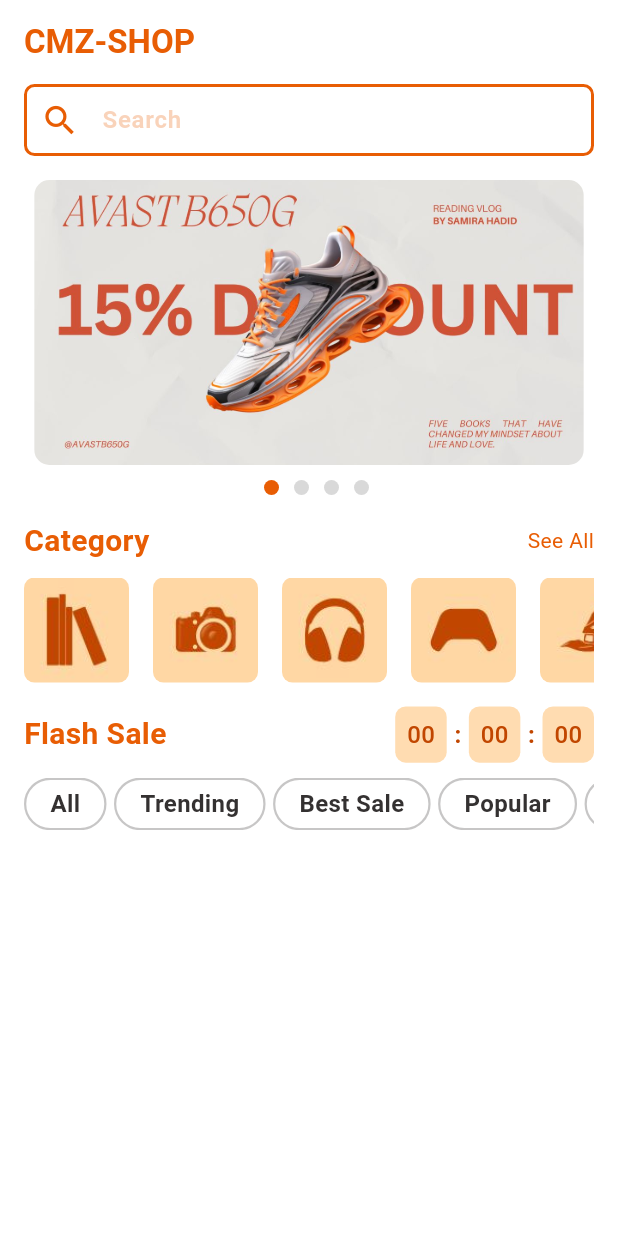
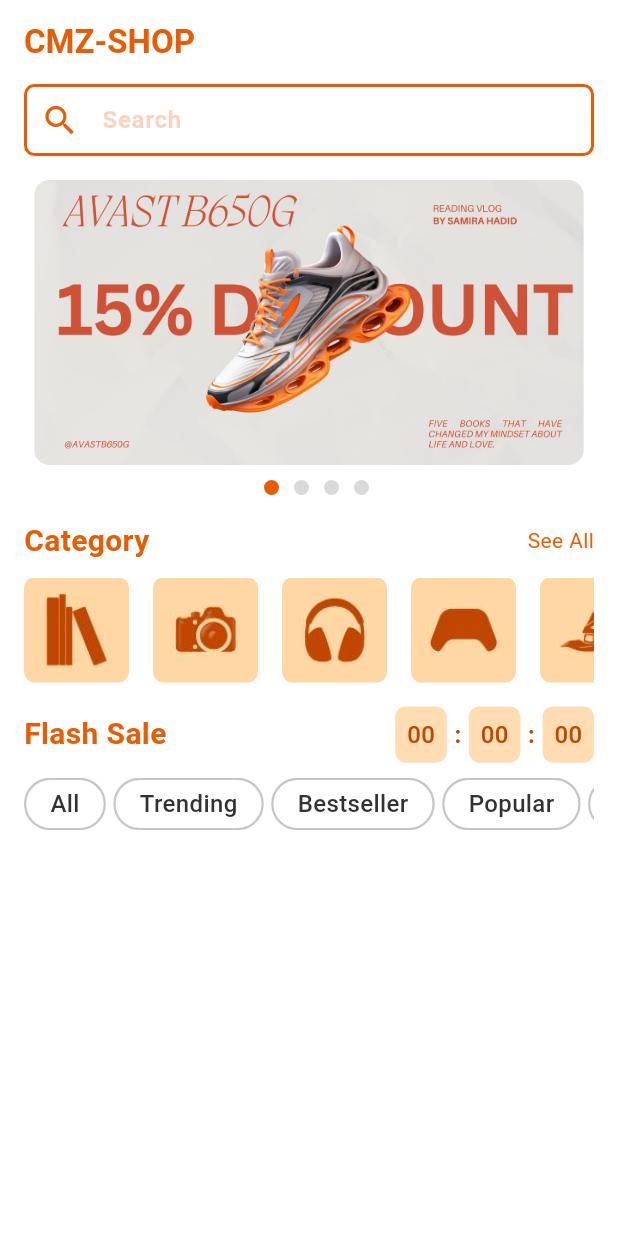
Before and after one commit to m-mhe/e-commerce-ui, a Flutter app: the HomePage screen opened directly, on a phone screen of 412 x 824 dp. Run offline on Flutter 3.47's test engine with Material 3 defaults, Android fonts, the phone set to English and light mode, and no system bars; drawn by our look-alikes of carousel_slider; our stand-ins replace get, pin_code_fields.

```diff
--- a/general_ecommerce_client_app/lib/user_interface/screens/home_page.dart
+++ b/general_ecommerce_client_app/lib/user_interface/screens/home_page.dart
@@ -301,7 +301,7 @@ class HomePage extends StatelessWidget {
                         child: Container(
                           child: Center(child: Padding(
                             padding: const EdgeInsets.symmetric(horizontal: 16),
-                            child: Text("All", style: TextStyle(color: LightThemeColor.dark, fontWeight: FontWeight.w600, fontSize: 16),),
+                            child: Text("All", style: TextStyle(color: LightThemeColor.dark, fontWeight: FontWeight.w500, fontSize: 16),),
                           )),
                           decoration: BoxDecoration(
                             borderRadius: BorderRadius.circular(360),
@@ -313,7 +313,7 @@ class HomePage extends StatelessWidget {
                         child: Container(
                           child: Center(child: Padding(
                             padding: const EdgeInsets.symmetric(horizontal: 16),
-                            child: Text("Trending", style: TextStyle(color: LightThemeColor.dark, fontWeight: FontWeight.w600, fontSize: 16),),
+                            child: Text("Trending", style: TextStyle(color: LightThemeColor.dark, fontWeight: FontWeight.w500, fontSize: 16),),
                           )),
                           decoration: BoxDecoration(
                               borderRadius: BorderRadius.circular(360),
@@ -325,7 +325,7 @@ class HomePage extends StatelessWidget {
                         child: Container(
                           child: Center(child: Padding(
                             padding: const EdgeInsets.symmetric(horizontal: 16),
-                            child: Text("Best Sale", style: TextStyle(color: LightThemeColor.dark, fontWeight: FontWeight.w600, fontSize: 16),),
+                            child: Text("Bestseller", style: TextStyle(color: LightThemeColor.dark, fontWeight: FontWeight.w500, fontSize: 16),),
                           )),
                           decoration: BoxDecoration(
                               borderRadius: BorderRadius.circular(360),
@@ -337,7 +337,7 @@ class HomePage extends StatelessWidget {
                         child: Container(
                           child: Center(child: Padding(
                             padding: const EdgeInsets.symmetric(horizontal: 16),
-                            child: Text("Popular", style: TextStyle(color: LightThemeColor.dark, fontWeight: FontWeight.w600, fontSize: 16),),
+                            child: Text("Popular", style: TextStyle(color: LightThemeColor.dark, fontWeight: FontWeight.w500, fontSize: 16),),
                           )),
                           decoration: BoxDecoration(
                               borderRadius: BorderRadius.circular(360),
@@ -349,7 +349,7 @@ class HomePage extends StatelessWidget {
                         child: Container(
                           child: Center(child: Padding(
                             padding: const EdgeInsets.symmetric(horizontal: 16),
-                            child: Text("Newest", style: TextStyle(color: LightThemeColor.dark, fontWeight: FontWeight.w600, fontSize: 16),),
+                            child: Text("Newest", style: TextStyle(color: LightThemeColor.dark, fontWeight: FontWeight.w500, fontSize: 16),),
                           )),
                           decoration: BoxDecoration(
                               borderRadius: BorderRadius.circular(360),
@@ -361,7 +361,7 @@ class HomePage extends StatelessWidget {
                         child: Container(
                           child: Center(child: Padding(
                             padding: const EdgeInsets.symmetric(horizontal: 16),
-                            child: Text("Men Collection", style: TextStyle(color: LightThemeColor.dark, fontWeight: FontWeight.w600, fontSize: 16),),
+                            child: Text("Men Collection", style: TextStyle(color: LightThemeColor.dark, fontWeight: FontWeight.w500, fontSize: 16),),
                           )),
                           decoration: BoxDecoration(
                               borderRadius: BorderRadius.circular(360),
@@ -374,7 +374,7 @@ class HomePage extends StatelessWidget {
                         child: Container(
                           child: Center(child: Padding(
                             padding: const EdgeInsets.symmetric(horizontal: 16),
-                            child: Text("Women Collection", style: TextStyle(color: LightThemeColor.dark, fontWeight: FontWeight.w600, fontSize: 16),),
+                            child: Text("Women Collection", style: TextStyle(color: LightThemeColor.dark, fontWeight: FontWeight.w500, fontSize: 16),),
                           )),
                           decoration: BoxDecoration(
                               borderRadius: BorderRadius.circular(360),
@@ -387,7 +387,7 @@ class HomePage extends StatelessWidget {
                         child: Container(
                           child: Center(child: Padding(
                             padding: const EdgeInsets.symmetric(horizontal: 16),
-                            child: Text("Kids Collection", style: TextStyle(color: LightThemeColor.dark, fontWeight: FontWeight.w600, fontSize: 16),),
+                            child: Text("Kids Collection", style: TextStyle(color: LightThemeColor.dark, fontWeight: FontWeight.w500, fontSize: 16),),
                           )),
                           decoration: BoxDecoration(
                               borderRadius: BorderRadius.circular(360),
```
